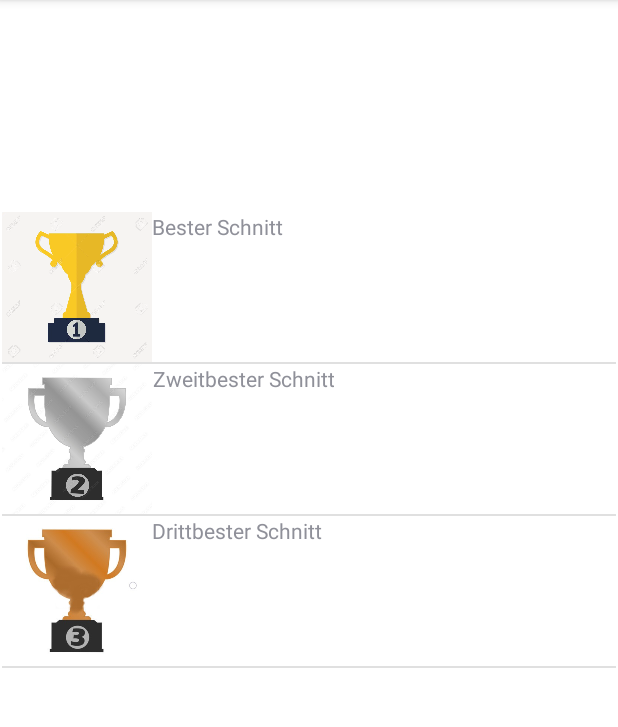
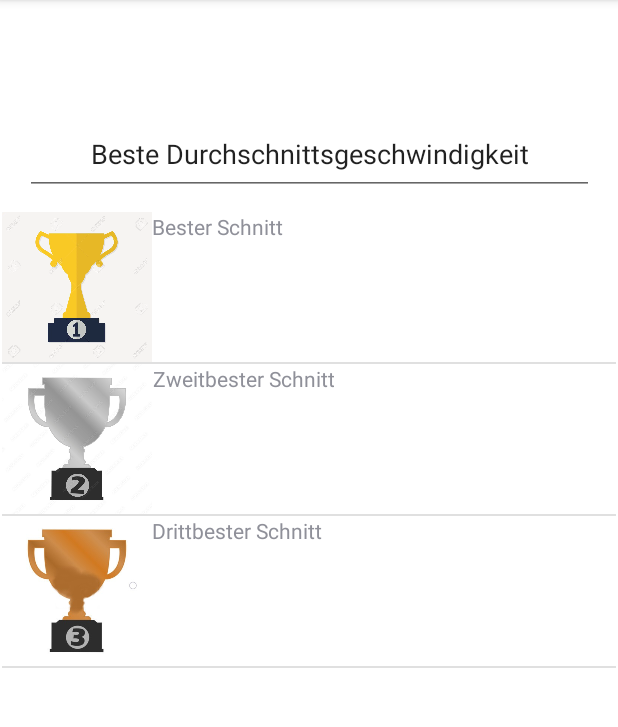
Before and after one commit to STK-Students/GeoTracer, an Android app: the screen it shows after launch (BestList), after a tap on "BESTENLISTE", on a phone screen of 412 x 824 dp, the part 84-811 px from its top. Run offline under Robolectric (Android 15) with nearby library versions, the phone set to English and light mode, and no system bars; our stand-ins replace Firebase (no records; nobody signed in at launch, a user with empty details on screens opened directly), navigation-ui; 1 statement that could not run was skipped.

Commit message:
Bestenliste Beschreibung added

```diff
--- a/app/src/main/res/layout/activity_best_list.xml
+++ b/app/src/main/res/layout/activity_best_list.xml
@@ -18,4 +18,19 @@
         app:layout_constraintTop_toTopOf="parent"
         app:layout_constraintVertical_bias="0.515" />
 
+    <EditText
+        android:id="@+id/BestDurchschnitt"
+        android:layout_width="379dp"
+        android:layout_height="54dp"
+        android:ems="10"
+        android:inputType="textPersonName"
+        android:text="Beste Durchschnittsgeschwindigkeit"
+        android:gravity="center"
+        app:layout_constraintBottom_toTopOf="@+id/bestListView"
+        app:layout_constraintEnd_toEndOf="parent"
+        app:layout_constraintStart_toStartOf="parent"
+        app:layout_constraintTop_toTopOf="parent"
+        app:layout_constraintVertical_bias="0.869" />
+
+
 </androidx.constraintlayout.widget.ConstraintLayout>
```
